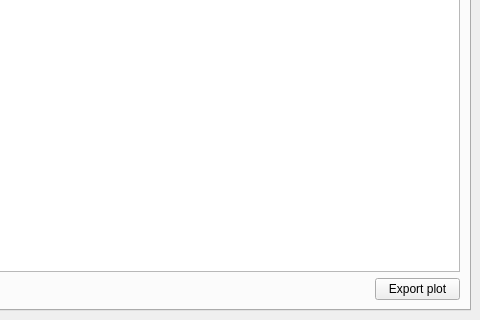
Above: src/applications/mne_browse/Windows/averagewindow.ui from mne-tools/mne-cpp before the change; both pictures show x 406 to 886 and y 252 to 572 of the 886 by 572 pixel window. Below: the same form after it.
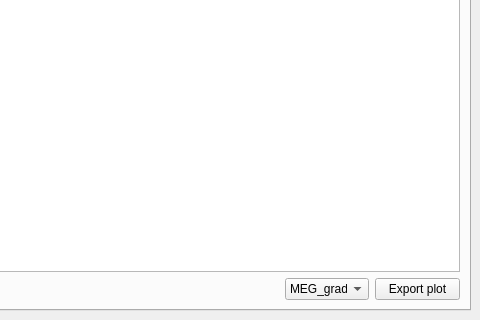
That is the form after the change. The open tabs and pages were chosen to show the change.

Commit message:
Fix 2D layout: channel filtering, scale persistence, item sizing
- Add dedicated channel type combo box to 2D Layout tab
- Extract populateLayoutFromEvoked() for filtered channel rendering
- Persist scale map in AverageScene across scene clear/repopulate
- Set default scales: MAG=1e-11, GRAD=1e-10, EEG=1e-4
- Increase item size to 120x60 and position multiplier to 160
- Clear scene and refresh on new evoked data load
- Set Layout dock title
- Remove debug/offscreen rendering code

Patch:
```diff
--- a/src/applications/mne_browse/Windows/averagewindow.ui
+++ b/src/applications/mne_browse/Windows/averagewindow.ui
@@ -64,7 +64,7 @@
          <layout class="QGridLayout" name="gridLayout_2">
           <item row="0" column="0">
            <layout class="QGridLayout" name="gridLayout">
-            <item row="1" column="1">
+            <item row="1" column="2">
              <widget class="QPushButton" name="m_pushButton_exportLayoutPlot">
               <property name="sizePolicy">
                <sizepolicy hsizetype="Fixed" vsizetype="Fixed">
@@ -89,7 +89,7 @@
               </property>
              </widget>
             </item>
-            <item row="0" column="0" colspan="2">
+            <item row="0" column="0" colspan="3">
              <widget class="QGraphicsView" name="m_graphicsView_layout"/>
             </item>
             <item row="1" column="0">
@@ -105,6 +105,37 @@
               </property>
              </spacer>
             </item>
+            <item row="1" column="1">
+             <widget class="QComboBox" name="m_comboBox_layoutChannelKind">
+              <property name="minimumSize">
+               <size>
+                <width>84</width>
+                <height>0</height>
+               </size>
+              </property>
+              <property name="maximumSize">
+               <size>
+                <width>84</width>
+                <height>16777215</height>
+               </size>
+              </property>
+              <item>
+               <property name="text">
+                <string>MEG_grad</string>
+               </property>
+              </item>
+              <item>
+               <property name="text">
+                <string>MEG_mag</string>
+               </property>
+              </item>
+              <item>
+               <property name="text">
+                <string>EEG</string>
+               </property>
+              </item>
+             </widget>
+            </item>
            </layout>
           </item>
          </layout>
```
The commit also changes 6 other files.
